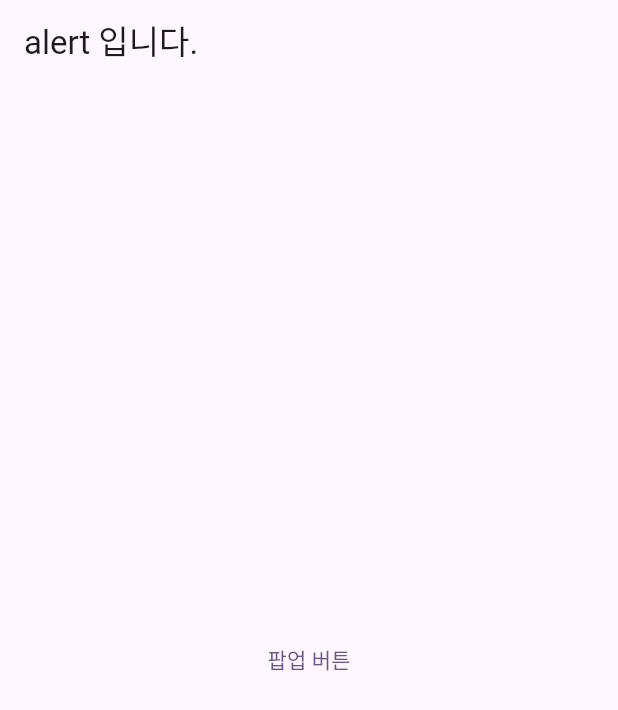
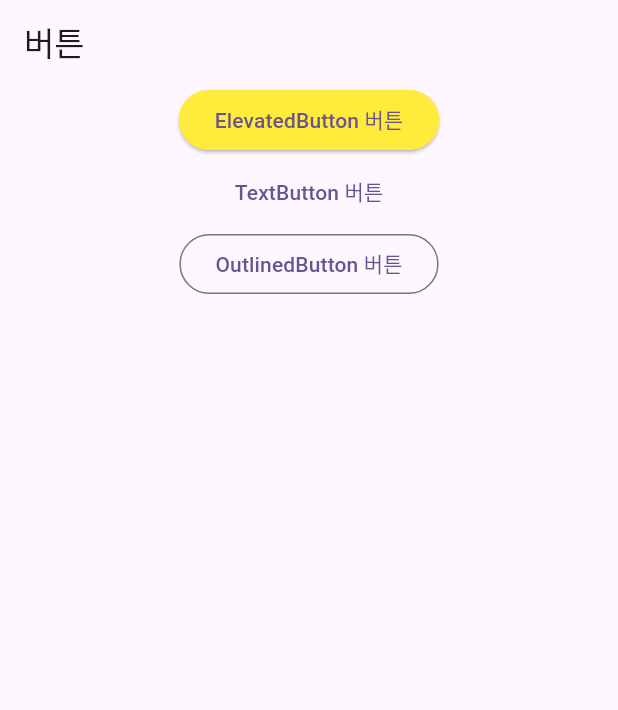
Before and after one commit to coconut0088/flutter_24729, a Flutter app: the screen it shows after launch, on a phone screen of 412 x 824 dp. Shown: the top 710 px of the screen. Run offline on Flutter 3.47's test engine with Material 3 defaults, Android fonts, the phone set to English and light mode, and no system bars.

Commit message:
텍스트 버튼 만들기(7월 30일 5교시)

```diff
--- /dev/null
+++ b/lib/button.dart
@@ -0,0 +1,46 @@
+import 'package:flutter/material.dart';
+
+class MyHomePage extends StatefulWidget {
+  const MyHomePage({super.key});
+
+  @override
+  State<MyHomePage> createState() => _MyHomePageState();
+}
+
+class _MyHomePageState extends State<MyHomePage> {
+  @override
+  Widget build(BuildContext context) {
+    return Scaffold(
+      appBar: AppBar(
+        title: Text("버튼"),
+      ),
+      body: Container(
+        child: Column(
+          children: [
+            Center(
+              child: ElevatedButton(
+                style: ElevatedButton.styleFrom(
+                  backgroundColor: Colors.yellow
+                ),
+                onPressed: () {print("ElevatedButton click");},
+                child: Text("ElevatedButton 버튼"),
+              ),
+            ),
+            Center(
+              child: TextButton(
+                onPressed: () {print("TextButton click");},
+                child: Text("TextButton 버튼"),
+              ),
+            ),
+            Center(
+              child: OutlinedButton(
+                onPressed: (){print("outlinedButton click");},
+                child: Text("OutlinedButton 버튼"),
+              ),
+            )
+          ],
+        ),
+      ),
+    );
+  }
+}
--- a/lib/main.dart
+++ b/lib/main.dart
@@ -1,5 +1,5 @@
 import 'package:flutter/material.dart';
-import 'alert.dart';
+import 'button.dart';
 
 
 void main() {
```
